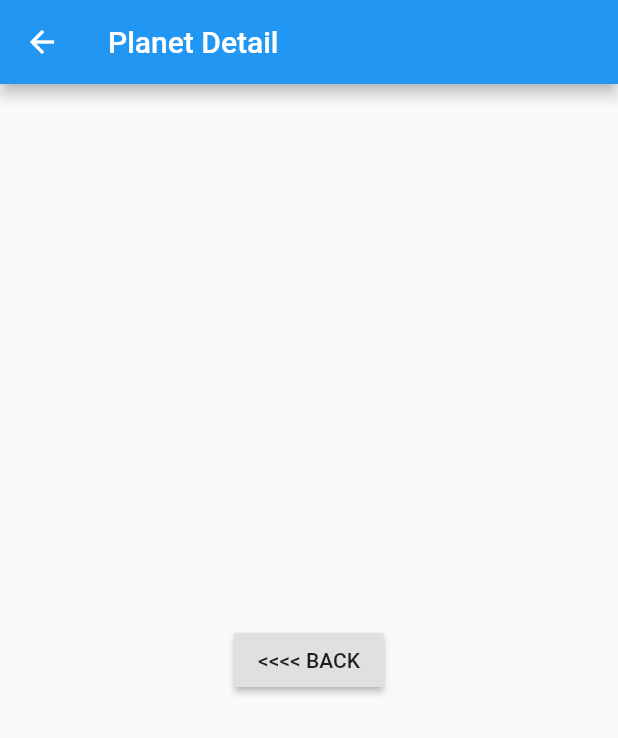
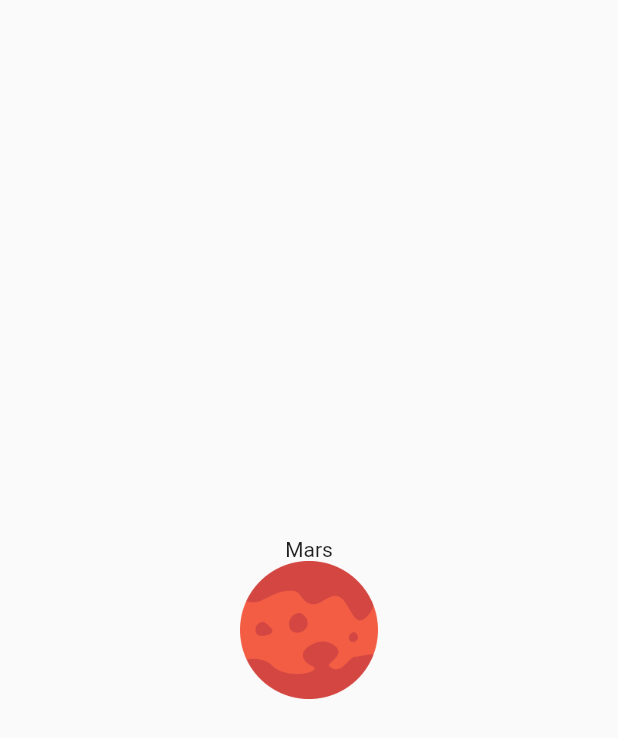
Before and after one commit to daferpi/planets_app, a Flutter app: the screen it shows after launch, after a tap on "Mars", on a phone screen of 412 x 824 dp. Shown: the top 738 px of the screen. Run offline on Flutter 3.47's test engine with Material 2 defaults, Android fonts, the phone set to English and light mode, and no system bars.

Commit message:
complete detail page and add animation

```diff
--- a/lib/main.dart
+++ b/lib/main.dart
@@ -1,6 +1,6 @@
 import 'package:flutter/material.dart';
 import 'package:planets_app/ui/home/HomePage.dart';
-import 'package:planets_app/ui/detail/DetailPage.dart';
+
 
 void main() => runApp(new MyApp());
 
@@ -11,9 +11,6 @@ class MyApp extends StatelessWidget {
     return new MaterialApp(
       title: 'Planets',
       home: HomePage(),
-      routes: <String, WidgetBuilder> {
-        '/detail':(_) => DetailPage()
-      },
     );
   }
 }
--- a/lib/ui/detail/DetailPage.dart
+++ b/lib/ui/detail/DetailPage.dart
@@ -1,18 +1,32 @@
 import 'package:flutter/material.dart';
+import 'package:planets_app/model/Planets.dart';
 
 class DetailPage extends StatelessWidget {
+
+  final Planet planet;
+
+  DetailPage(this.planet);
+
   @override
   Widget build(BuildContext context) {
     return Scaffold(
-      appBar: AppBar(
-        title: Text('Planet Detail'),
-      ),
-      body: Center(
-        child: RaisedButton(
-          onPressed: () => Navigator.pop(context),
-          child: Text('<<<< BACK'),
+      body: Container(
+        constraints: BoxConstraints.expand(),
+        child: Column(
+          mainAxisAlignment: MainAxisAlignment.center,
+          children: <Widget>[
+            Text(planet.name),
+            Hero(
+              tag: "planet-hero-${planet.id}",
+              child: Image(
+                image: AssetImage(planet.image),
+                height: 92.0,
+                width: 92.0,
+              ),
+            ),
+          ],
         ),
-      ),
+      )
     );
   }
 }
--- a/lib/ui/home/PlanetRow.dart
+++ b/lib/ui/home/PlanetRow.dart
@@ -1,6 +1,7 @@
 import 'package:flutter/material.dart';
 import 'package:planets_app/model/Planets.dart';
 import 'package:planets_app/TextStyleResources.dart';
+import 'package:planets_app/ui/detail/DetailPage.dart';
 
 class PlanetRow extends StatelessWidget {
 
@@ -23,7 +24,7 @@ class PlanetRow extends StatelessWidget {
     }
 
     final planetCardContent = Container(
-      margin: EdgeInsets.fromLTRB(76.0, 16.0, 16.0, 16.0),
+      margin: EdgeInsets.fromLTRB(76.0, 0.0, 16.0, 16.0),
       constraints: BoxConstraints.expand(),
       child: Column(
         crossAxisAlignment: CrossAxisAlignment.start,
@@ -82,19 +83,25 @@ class PlanetRow extends StatelessWidget {
         vertical: 16.0,
       ),
       alignment: FractionalOffset.centerLeft,
+      child: Hero(
+          tag: "planet-hero-${planet.id}",
           child: Image(
             image: AssetImage(planet.image),
             height: 92.0,
             width: 92.0,
           ),
+      ),
     );
 
     return GestureDetector(
-      onTap: () => Navigator.pushNamed(context, '/detail'),
+      onTap: () => Navigator.of(context).push(PageRouteBuilder(
+          pageBuilder: (_, __, ___) => new DetailPage(planet) )),
       child: Container(
+        height: 120.0,
         margin: const EdgeInsets.symmetric(
           vertical: 16.0,
           horizontal: 24.0,
+
         ),
         child: Stack(
           children: <Widget>[
```
Lines whose indentation alone changed are shown as unchanged.
